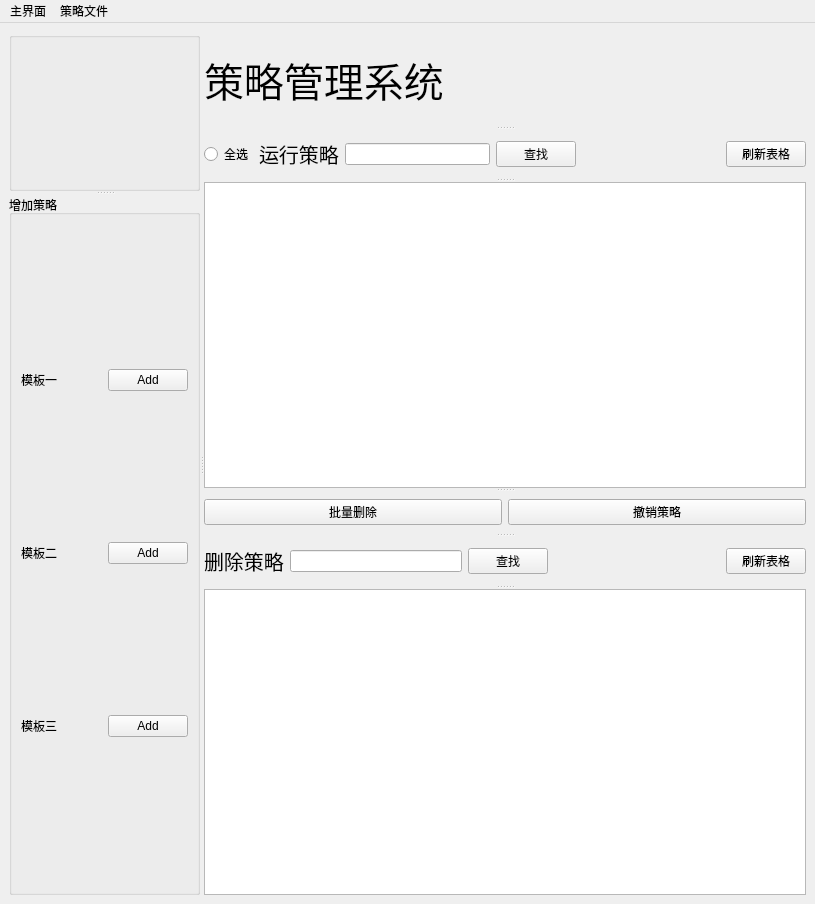
First picture: the form in mainwindow.ui, repository ZXDD21/SHJWQt, before the edit.
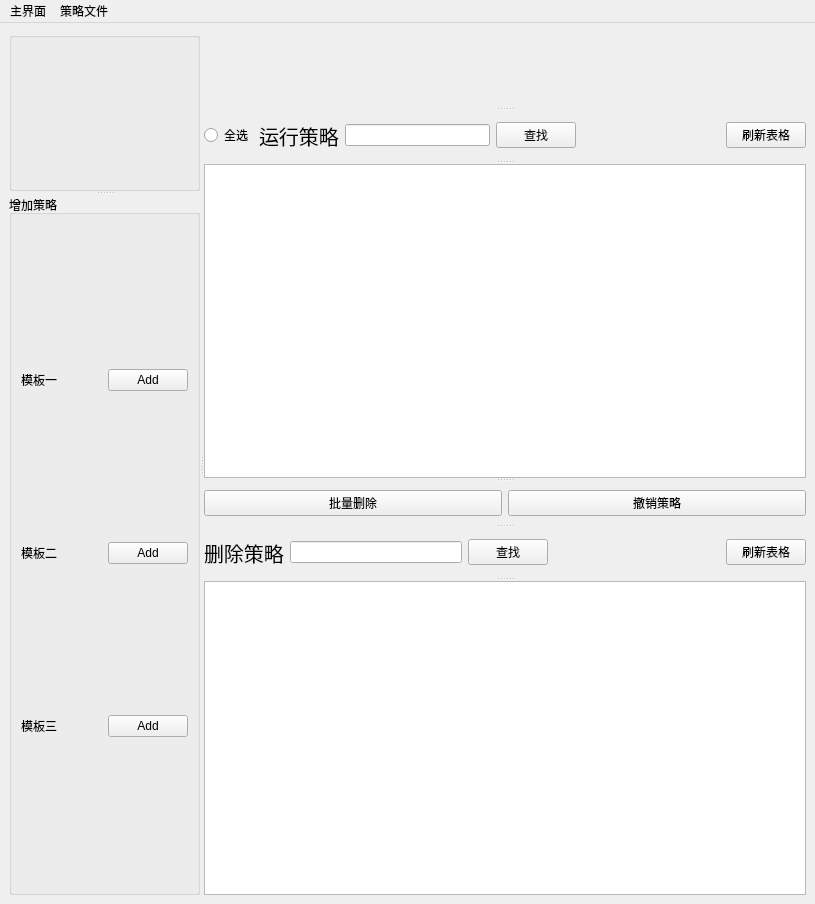
Second picture: the form after the edit.

```diff
--- a/mainwindow.ui
+++ b/mainwindow.ui
@@ -91,7 +91,7 @@
          </font>
         </property>
         <property name="text">
-         <string>策略管理系统</string>
+         <string/>
         </property>
        </widget>
        <widget class="QWidget" name="layoutWidget">
```
Left out of the diff: 55 changed lines with no effect on the pictures.
